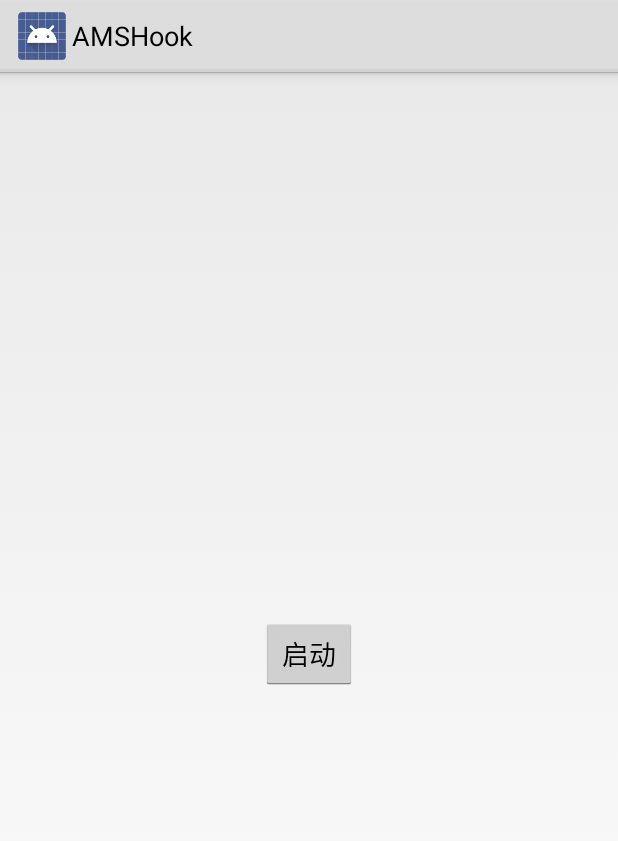
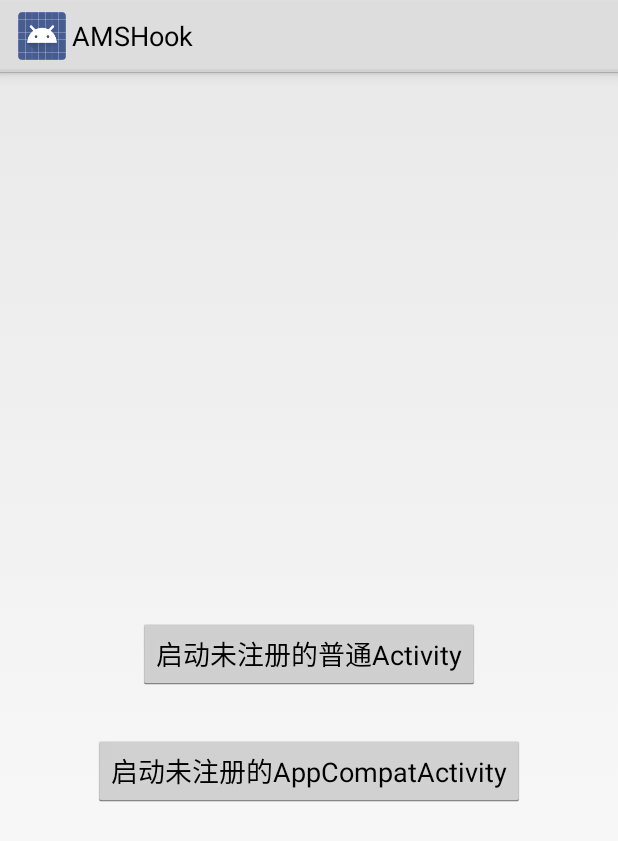
Before and after one commit to androidmalin/AndroidComponentPlugin, an Android app: the screen it shows after launch (MainActivity), on a phone screen of 412 x 824 dp. Shown: the top 841 px of the screen. Run offline under Robolectric (Android 15) with nearby library versions, the phone set to English and light mode, and no system bars; 1 statement that could not run was skipped.

Commit message:
增加MainActivity中的测试

```diff
--- a/app/src/main/res/layout/activity_main.xml
+++ b/app/src/main/res/layout/activity_main.xml
@@ -10,7 +10,17 @@
         android:layout_width="wrap_content"
         android:layout_height="wrap_content"
         android:layout_centerInParent="true"
-        android:text="启动"
+        android:text="启动未注册的普通Activity"
+        tools:ignore="HardcodedText" />
+
+    <Button
+        android:id="@+id/btn_start_appcompat"
+        android:layout_width="wrap_content"
+        android:layout_height="wrap_content"
+        android:layout_below="@+id/btn_start"
+        android:layout_centerInParent="true"
+        android:layout_marginTop="30dp"
+        android:text="启动未注册的AppCompatActivity"
         tools:ignore="HardcodedText" />
 
 </RelativeLayout>
```
Also changed, not shown: app/src/main/java/com/malin/hook/MainActivity.java (+9 -12 lines).
